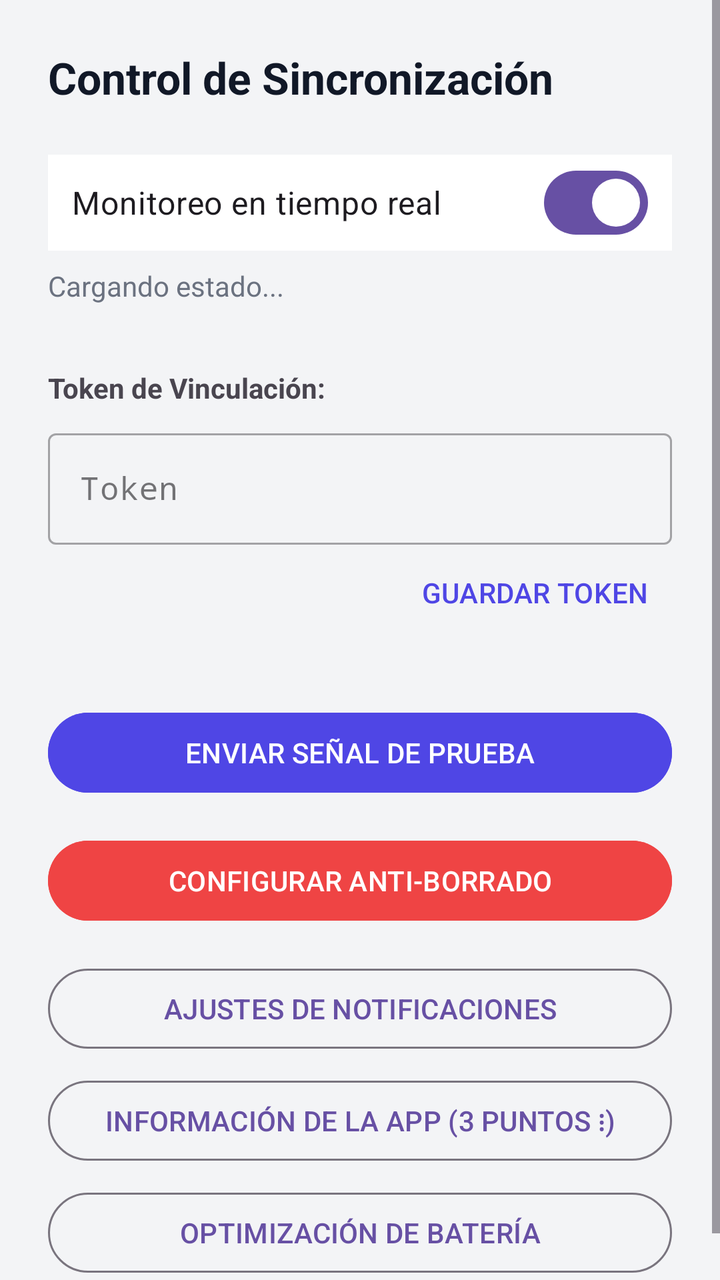
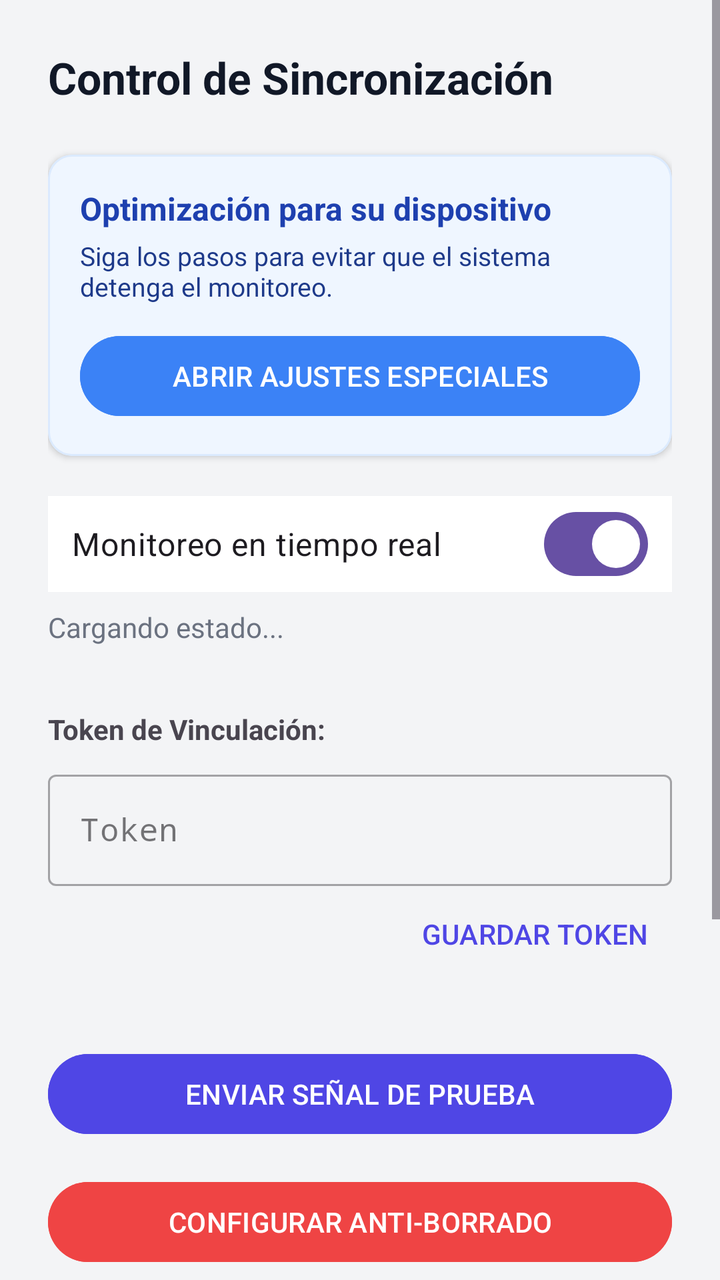

An Android layout rendered at two revisions. The XML below is the earlier revision; the diff shows what the commit changed to produce the second picture.
<!-- AndroidManifest.xml: application theme Theme.FamiliaMonitor -->
<!-- res/layout/activity_status.xml -->
<?xml version="1.0" encoding="utf-8"?>
<ScrollView xmlns:android="http://schemas.android.com/apk/res/android"
    xmlns:app="http://schemas.android.com/apk/res-auto"
    android:layout_width="match_parent"
    android:layout_height="match_parent"
    android:background="#F3F4F6">

    <LinearLayout
        android:orientation="vertical"
        android:layout_width="match_parent"
        android:layout_height="wrap_content"
        android:padding="24dp">

        <TextView
            android:layout_width="wrap_content"
            android:layout_height="wrap_content"
            android:text="Control de Sincronización"
            android:textSize="22sp"
            android:textStyle="bold"
            android:textColor="#111827"
            android:layout_marginBottom="24dp" />

        
        <com.google.android.material.card.MaterialCardView
            android:id="@+id/card_permission_warning"
            android:layout_width="match_parent"
            android:layout_height="wrap_content"
            android:layout_marginBottom="20dp"
            app:cardCornerRadius="12dp"
            app:cardElevation="0dp"
            app:strokeWidth="1dp"
            app:strokeColor="#FECACA"
            app:cardBackgroundColor="#FEF2F2"
            android:visibility="gone">

            <LinearLayout
                android:orientation="vertical"
                android:layout_width="match_parent"
                android:layout_height="wrap_content"
                android:padding="16dp">

                <TextView
                    android:layout_width="wrap_content"
                    android:layout_height="wrap_content"
                    android:text="⚠️ Permisos Bloqueados"
                    android:textColor="#991B1B"
                    android:textStyle="bold"
                    android:textSize="16sp" />

                <TextView
                    android:layout_width="wrap_content"
                    android:layout_height="wrap_content"
                    android:text="Android 13+ ha restringido el acceso a notificaciones. Debe desbloquearlo manualmente."
                    android:textColor="#B91C1C"
                    android:textSize="13sp"
                    android:layout_marginTop="4dp" />

                <Button
                    android:id="@+id/btn_help_permission"
                    android:layout_width="match_parent"
                    android:layout_height="wrap_content"
                    android:layout_marginTop="12dp"
                    android:text="VER CÓMO DESBLOQUEAR"
                    android:backgroundTint="#EF4444"
                    android:textColor="@android:color/white"
                    style="@style/Widget.Material3.Button.TonalButton" />
            </LinearLayout>
        </com.google.android.material.card.MaterialCardView>

        
        <com.google.android.material.materialswitch.MaterialSwitch
            android:id="@+id/sw_monitoring"
            android:layout_width="match_parent"
            android:layout_height="wrap_content"
            android:text="Monitoreo en tiempo real"
            android:textSize="16sp"
            android:checked="true"
            android:padding="12dp"
            android:background="@android:color/white" />

        <TextView
            android:id="@+id/tv_status"
            android:layout_width="match_parent"
            android:layout_height="wrap_content"
            android:layout_marginTop="8dp"
            android:textSize="14sp"
            android:textColor="#6B7280"
            android:text="Cargando estado..." />

        
        <TextView
            android:layout_width="wrap_content"
            android:layout_height="wrap_content"
            android:text="Token de Vinculación:"
            android:textStyle="bold"
            android:layout_marginTop="32dp" />

        <com.google.android.material.textfield.TextInputLayout
            android:layout_width="match_parent"
            android:layout_height="wrap_content"
            android:layout_marginTop="8dp"
            style="@style/Widget.MaterialComponents.TextInputLayout.OutlinedBox">

            <com.google.android.material.textfield.TextInputEditText
                android:id="@+id/et_token_edit"
                android:layout_width="match_parent"
                android:layout_height="wrap_content"
                android:hint="Token"
                android:inputType="textNoSuggestions"
                android:fontFamily="monospace" />
        </com.google.android.material.textfield.TextInputLayout>

        <Button
            android:id="@+id/btn_save_token"
            android:layout_width="wrap_content"
            android:layout_height="wrap_content"
            style="?attr/borderlessButtonStyle"
            android:text="GUARDAR TOKEN"
            android:textColor="#4F46E5"
            android:layout_gravity="end" />

        
        <Button
            android:id="@+id/btn_test"
            android:layout_width="match_parent"
            android:layout_height="wrap_content"
            android:layout_marginTop="32dp"
            android:text="ENVIAR SEÑAL DE PRUEBA"
            android:backgroundTint="#4F46E5" />

        <Button
            android:id="@+id/btn_admin"
            android:layout_width="match_parent"
            android:layout_height="wrap_content"
            android:layout_marginTop="16dp"
            android:text="CONFIGURAR ANTI-BORRADO"
            android:backgroundTint="#EF4444" />

        <Button
            android:id="@+id/btn_disable"
            android:layout_width="match_parent"
            android:layout_height="wrap_content"
            android:layout_marginTop="16dp"
            android:text="AJUSTES DE NOTIFICACIONES"
            style="?attr/materialButtonOutlinedStyle" />

        <Button
            android:id="@+id/btn_app_info"
            android:layout_width="match_parent"
            android:layout_height="wrap_content"
            android:layout_marginTop="8dp"
            android:text="INFORMACIÓN DE LA APP (3 PUNTOS ⋮)"
            style="?attr/materialButtonOutlinedStyle" />

        <Button
            android:id="@+id/btn_battery"
            android:layout_width="match_parent"
            android:layout_height="wrap_content"
            android:layout_marginTop="8dp"
            android:text="OPTIMIZACIÓN DE BATERÍA"
            style="?attr/materialButtonOutlinedStyle" />

    </LinearLayout>
</ScrollView>
<!-- resources referenced by this layout -->
<resources>
  <style name="Theme.FamiliaMonitor" parent="Theme.Material3.DayNight.NoActionBar" />
</resources>

<!-- the commit's change to res/layout/activity_status.xml (unified diff, before → after) -->
@@ -62,6 +62,54 @@
                     android:layout_marginTop="12dp"
                     android:text="VER CÓMO DESBLOQUEAR"
                     android:backgroundTint="#EF4444"
+                    android:textColor="@android:color/white"
+                    style="@style/Widget.Material3.Button.TonalButton" />
+            </LinearLayout>
+        </com.google.android.material.card.MaterialCardView>
+
+        
+        <com.google.android.material.card.MaterialCardView
+            android:id="@+id/card_brand_optimization"
+            android:layout_width="match_parent"
+            android:layout_height="wrap_content"
+            android:layout_marginBottom="20dp"
+            app:cardCornerRadius="12dp"
+            app:cardElevation="2dp"
+            app:strokeWidth="1dp"
+            app:strokeColor="#DBEAFE"
+            app:cardBackgroundColor="#EFF6FF">
+
+            <LinearLayout
+                android:orientation="vertical"
+                android:layout_width="match_parent"
+                android:layout_height="wrap_content"
+                android:padding="16dp">
+
+                <TextView
+                    android:id="@+id/tv_brand_title"
+                    android:layout_width="wrap_content"
+                    android:layout_height="wrap_content"
+                    android:text="Optimización para su dispositivo"
+                    android:textColor="#1E40AF"
+                    android:textStyle="bold"
+                    android:textSize="16sp" />
+
+                <TextView
+                    android:id="@+id/tv_brand_guide"
+                    android:layout_width="wrap_content"
+                    android:layout_height="wrap_content"
+                    android:text="Siga los pasos para evitar que el sistema detenga el monitoreo."
+                    android:textColor="#1E3A8A"
+                    android:textSize="13sp"
+                    android:layout_marginTop="4dp" />
+
+                <Button
+                    android:id="@+id/btn_brand_settings"
+                    android:layout_width="match_parent"
+                    android:layout_height="wrap_content"
+                    android:layout_marginTop="12dp"
+                    android:text="ABRIR AJUSTES ESPECIALES"
+                    android:backgroundTint="#3B82F6"
                     android:textColor="@android:color/white"
                     style="@style/Widget.Material3.Button.TonalButton" />
             </LinearLayout>
@@ -145,6 +193,14 @@
             style="?attr/materialButtonOutlinedStyle" />
 
         <Button
+            android:id="@+id/btn_refresh_service"
+            android:layout_width="match_parent"
+            android:layout_height="wrap_content"
+            android:layout_marginTop="8dp"
+            android:text="REINICIAR LECTOR (Si falla)"
+            style="?attr/materialButtonOutlinedStyle" />
+
+        <Button
             android:id="@+id/btn_app_info"
             android:layout_width="match_parent"
             android:layout_height="wrap_content"
